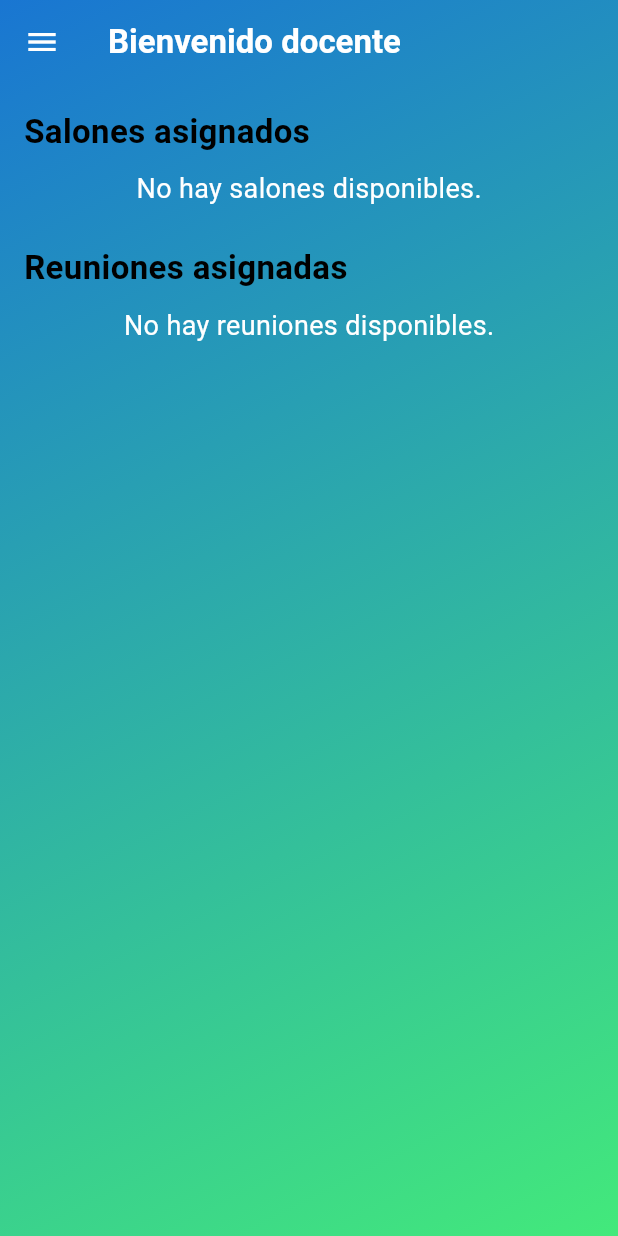
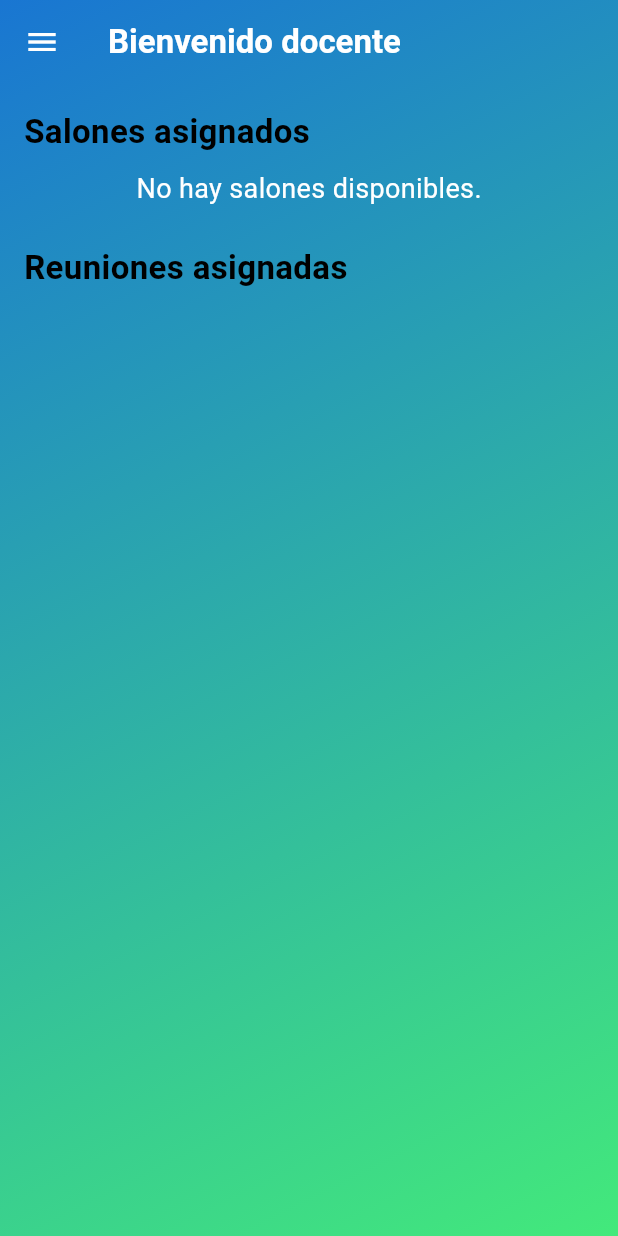
Before and after one commit to ExperimentDesign/eduspace-mobile, a Flutter app: the SummaryPage screen opened by its route, on a phone screen of 412 x 824 dp. Run offline on Flutter 3.47's test engine with Material 3 defaults, Android fonts, the light colour scheme and no system bars; our stand-ins replace jwt_decoder, shared_preferences; accounts and stored records are empty; network calls fail.

Commit message:
fix: updated summary page

```diff
--- a/lib/views/summary/SummaryPage.dart
+++ b/lib/views/summary/SummaryPage.dart
@@ -1,9 +1,7 @@
 import 'package:eduspace_mobile/widgets/teachers_app_drawer.dart';
 import 'package:flutter/material.dart';
 import '../../services/classroom_service.dart';
-import '../../services/meetings_service.dart';
 import '../../models/classroom.dart';
-import '../../models/meeting.dart';
 import '../../utils/token_utils.dart';
 import '../classroom-reports/TeacherClassroomPage.dart';
 
@@ -16,10 +14,8 @@ class SummaryPage extends StatefulWidget {
 
 class _SummaryPageState extends State<SummaryPage> {
   final ClassroomService _classroomService = ClassroomService();
-  final MeetingsService _meetingsService = MeetingsService();
 
   late Future<List<Classroom>> _classroomsFuture;
-  late Future<List<Meeting>> _meetingsFuture;
 
   @override
   void initState() {
@@ -33,9 +29,6 @@ class _SummaryPageState extends State<SummaryPage> {
     setState(() {
       _classroomsFuture = profileId != null
           ? _classroomService.getClassroomsByTeacherId(profileId)
-          : Future.value([]);
-      _meetingsFuture = profileId != null
-          ? _meetingsService.getAllMeetingsByTeacherId(profileId)
           : Future.value([]);
     });
   }
@@ -113,47 +106,6 @@ class _SummaryPageState extends State<SummaryPage> {
               const Text('Reuniones asignadas', style: TextStyle(color: Color(
                   0xFF000000), fontWeight: FontWeight.bold, fontSize: 22)),
               const SizedBox(height: 10),
-              FutureBuilder<List<Meeting>>(
-                future: _meetingsFuture,
-                builder: (context, snapshot) {
-                  if (snapshot.connectionState == ConnectionState.waiting) {
-                    return const Center(child: CircularProgressIndicator());
-                  } else if (snapshot.hasError) {
-                    return Center(child: Text('Error: ${snapshot.error}', style: TextStyle(color: Colors.white)));
-                  } else if (!snapshot.hasData || snapshot.data!.isEmpty) {
-                    return const Center(child: Text('No hay reuniones disponibles.', style: TextStyle(color: Colors.white, fontSize: 18)));
-                  } else {
-                    final meetings = snapshot.data!;
-                    return Column(
-                      children: meetings.map((meeting) => Card(
-                        shape: RoundedRectangleBorder(borderRadius: BorderRadius.circular(18)),
-                        elevation: 6,
-                        margin: const EdgeInsets.symmetric(vertical: 8),
-                        child: ListTile(
-                          contentPadding: const EdgeInsets.symmetric(horizontal: 20, vertical: 12),
-                          title: Text(
-                            meeting.title,
-                            style: const TextStyle(
-                              fontWeight: FontWeight.bold,
-                              fontSize: 20,
-                              color: Color(0xFF1976D2),
-                            ),
-                          ),
-                          subtitle: Column(
-                            crossAxisAlignment: CrossAxisAlignment.start,
-                            children: [
-                              Text(meeting.description, style: const TextStyle(fontSize: 16)),
-                              const SizedBox(height: 4),
-                              Text('Fecha: ${meeting.date}', style: const TextStyle(fontSize: 14, color: Colors.grey)),
-                              Text('Inicio: ${meeting.start}  Fin: ${meeting.end}', style: const TextStyle(fontSize: 14, color: Colors.grey)),
-                            ],
-                          ),
-                        ),
-                      )).toList(),
-                    );
-                  }
-                },
-              ),
             ],
           ),
         ),
```
